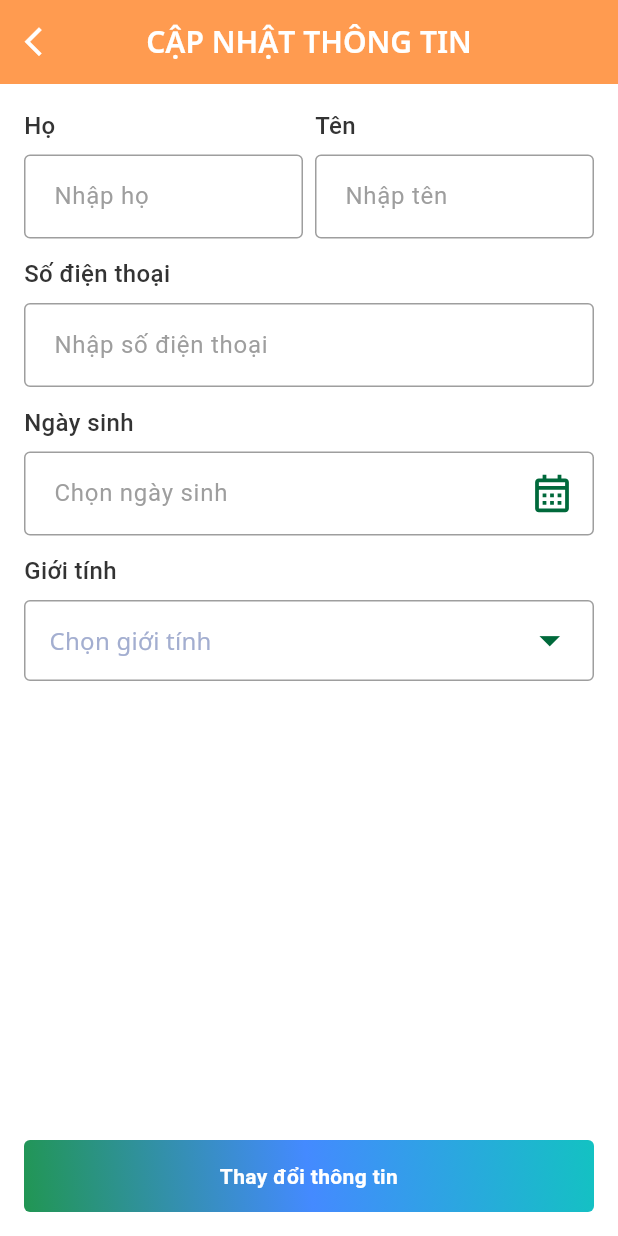
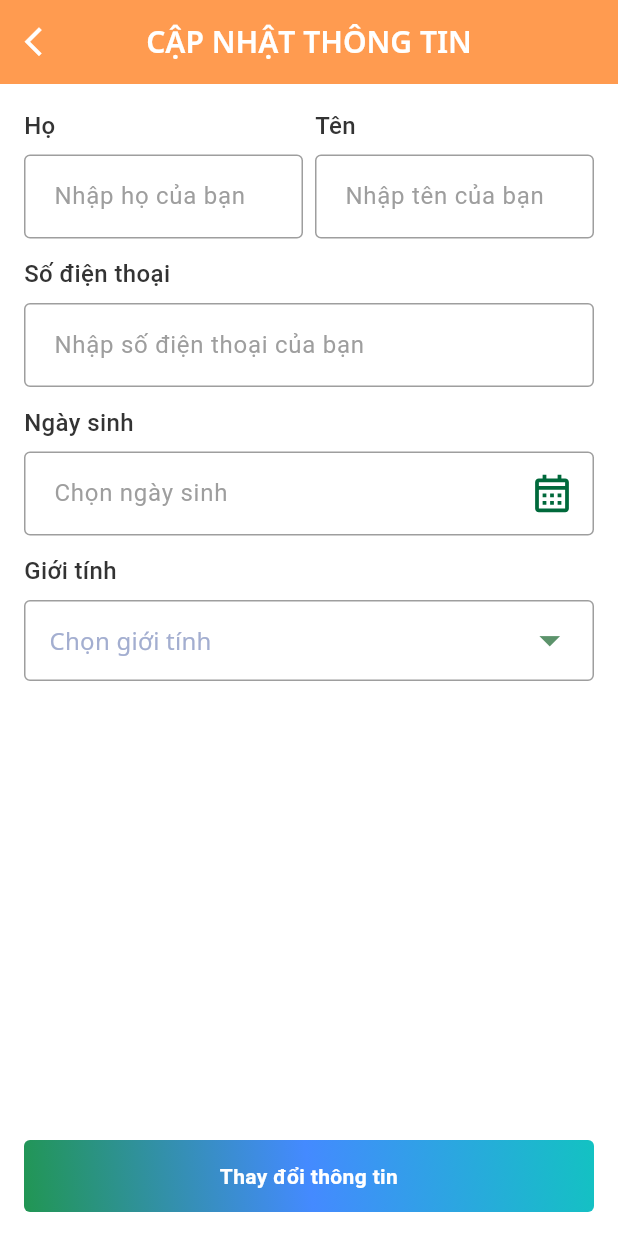
Before and after one commit to hiuussi/social-media-app, a Flutter app: the UpdateProfileScreen screen opened by its route, on a phone screen of 412 x 824 dp. Run offline on Flutter 3.47's test engine with Material 3 defaults, Android fonts, the phone set to English and light mode, and no system bars; our stand-ins replace after_layout, animated_text_kit, bloc, bot_toast, cached_network_image, device_preview and 17 more; missing offline and left inert: audio_session, dart_openai, flutter_sound, google_speech; accounts and stored records are empty; generated files the repository leaves out were written again; project files that could hold a hidden picture were left out.

Commit message:
update_profile_screen
change text and color

```diff
--- a/lib/screens/update_profile_screen/update_profile_screen.dart
+++ b/lib/screens/update_profile_screen/update_profile_screen.dart
@@ -65,7 +65,7 @@ class _UpdateProfileScreenState extends State<UpdateProfileScreen> {
                           .updateState((p0) => p0.copyWith(user: res.data));
                     Get.back();
                     showSuccessBanner(
-                        content: "Cập nhật hồ sơ thành công!",
+                        content: "Cập nhật hồ sơ thành công !",
                         delayDurationInMilliseconds: 100);
                   });
                 }
@@ -120,7 +120,7 @@ class _UpdateProfileScreenState extends State<UpdateProfileScreen> {
                                                 initValue: profile?.firstname,
                                                 radius: 4,
                                                 isRequired: false,
-                                                placeholder: "Nhập họ",
+                                                placeholder: "Nhập họ của bạn",
                                                 onchanged: (_) {
                                                   context
                                                       .read<
@@ -144,7 +144,7 @@ class _UpdateProfileScreenState extends State<UpdateProfileScreen> {
                                                 initValue: profile?.lastname,
                                                 label: "Tên",
                                                 isRequired: false,
-                                                placeholder: "Nhập tên",
+                                                placeholder: "Nhập tên của bạn",
                                                 onchanged: (_) {
                                                   context
                                                       .read<
@@ -165,7 +165,7 @@ class _UpdateProfileScreenState extends State<UpdateProfileScreen> {
                                         ],
                                         textInputType: TextInputType.phone,
                                         radius: 4,
-                                        placeholder: "Nhập số điện thoại",
+                                        placeholder: "Nhập số điện thoại của bạn",
                                         onchanged: (_) {
                                           context
                                               .read<UpdateProfileScreenCubit>()
@@ -202,7 +202,7 @@ class _UpdateProfileScreenState extends State<UpdateProfileScreen> {
                                                         (p0) => p0.copyWith(
                                                             dateOfBirth: DateTimeUtils
                                                                 .convertToMilliseconds(
-                                                                    "dd/MM/yyyy",
+                                                                    "DD/MM/YYYY",
                                                                     _)));
                                               });
                                         },
@@ -220,7 +220,7 @@ class _UpdateProfileScreenState extends State<UpdateProfileScreen> {
                                             label: "Giới tính",
                                             icon: Icon(
                                               Icons.arrow_drop_down_outlined,
-                                              color: AppColors.darkgreen,
+                                              color: const Color(0xFF5C936B),
                                               size: 33,
                                             ),
                                             borderColor: AppColors.grey,
@@ -272,7 +272,8 @@ class _UpdateProfileScreenState extends State<UpdateProfileScreen> {
                                                         color: state.currentProfile
                                                                     ?.gender ==
                                                                 e
-                                                            ? AppColors.green
+                                                            ? const Color(
+                                                            0xFF94CCA4)
                                                             : AppColors.black,
                                                       )))
                                                   .toList(),
```
